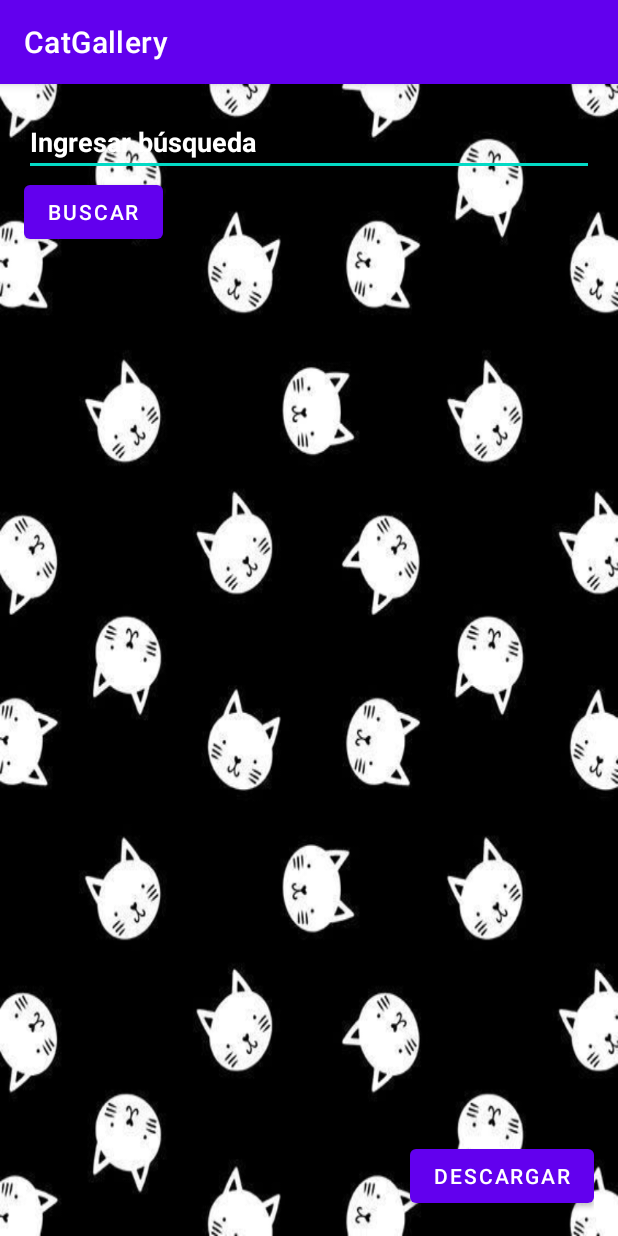
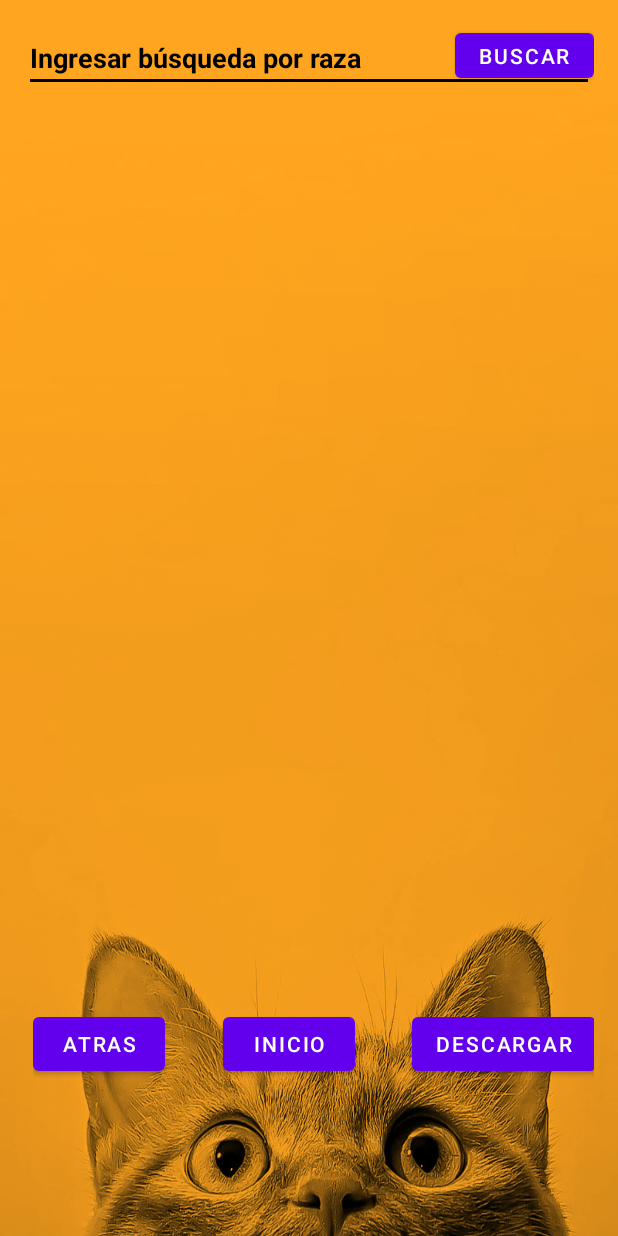
Before and after one commit to JorgeMerep/CatGallery, an Android app: the fragment FullImageFragment placed in its activity, on a phone screen of 412 x 824 dp. Run offline under Robolectric (Android 15) with nearby library versions, the phone set to English and light mode, and no system bars; pictures from the network do not load.

Commit message:
Version Final

```diff
--- a/app/src/main/AndroidManifest.xml
+++ b/app/src/main/AndroidManifest.xml
@@ -10,7 +10,7 @@
         android:allowBackup="true"
         android:dataExtractionRules="@xml/data_extraction_rules"
         android:fullBackupContent="@xml/backup_rules"
-        android:icon="@mipmap/ic_launcher"
+        android:icon="@drawable/ic_launcher_cat"
         android:label="@string/app_name"
         android:supportsRtl="true"
         android:theme="@style/Theme.CatGallery"
--- a/app/src/main/java/com/challenge/catgallery/viewmodel/FullImageFragment.kt
+++ b/app/src/main/java/com/challenge/catgallery/viewmodel/FullImageFragment.kt
@@ -1,7 +1,7 @@
 package com.challenge.catgallery.viewmodel
 
 import android.app.DownloadManager
-import android.content.Context
+import android.content.Intent
 import android.net.Uri
 import android.os.Bundle
 import android.os.Environment
@@ -12,14 +12,18 @@ import android.view.ViewGroup
 import android.widget.Button
 import android.widget.ImageView
 import android.widget.Toast
+import androidx.core.content.ContextCompat
+import androidx.core.view.isVisible
 import com.bumptech.glide.Glide
 import com.challenge.catgallery.R
+import com.challenge.catgallery.MainActivity
 
 class FullImageFragment : Fragment() {
     private lateinit var catImageView: ImageView
     private lateinit var downloadButton: Button
+    private lateinit var backToMainButton: Button
+    private lateinit var backToRecyclerViewButton: Button
     private var imageUrl: String? = null
-
 
     companion object {
         private const val ARG_IMAGE_URL = "image_url"
@@ -42,6 +46,8 @@ class FullImageFragment : Fragment() {
 
         catImageView = view.findViewById(R.id.fullImageView)
         downloadButton = view.findViewById(R.id.downloadButton)
+        backToMainButton = view.findViewById(R.id.backToMainButton)
+        backToRecyclerViewButton = view.findViewById(R.id.backToRecyclerViewButton)
 
         imageUrl = arguments?.getString(ARG_IMAGE_URL)
         imageUrl?.let {
@@ -53,6 +59,24 @@ class FullImageFragment : Fragment() {
         downloadButton.setOnClickListener {
             downloadImage()
         }
+
+        backToMainButton.setOnClickListener {
+            backToMainButton.setOnClickListener {
+                val intent = Intent(requireContext(), MainActivity::class.java)
+                startActivity(intent)
+                requireActivity().finish()
+            }
+        }
+
+        backToRecyclerViewButton.setOnClickListener {
+            requireActivity().supportFragmentManager.popBackStack()
+        }
+
+        val isDownloadButtonVisible = true
+        downloadButton.isVisible = isDownloadButtonVisible
+
+        val isBackToMainButtonVisible = true
+        backToMainButton.isVisible = isBackToMainButtonVisible
 
         return view
     }
@@ -66,8 +90,8 @@ class FullImageFragment : Fragment() {
                 .setDestinationInExternalPublicDir(Environment.DIRECTORY_PICTURES, "CatImages.jpg")
 
             val downloadManager =
-                context.getSystemService(Context.DOWNLOAD_SERVICE) as DownloadManager
-            downloadManager.enqueue(request)
+                ContextCompat.getSystemService(context, DownloadManager::class.java)
+            downloadManager?.enqueue(request)
 
             Toast.makeText(context, "Descargando imagen...", Toast.LENGTH_SHORT).show()
         }
--- a/app/src/main/res/layout/activity_main.xml
+++ b/app/src/main/res/layout/activity_main.xml
@@ -1,31 +1,48 @@
-<RelativeLayout xmlns:android="http://schemas.android.com/apk/res/android"
+<androidx.constraintlayout.widget.ConstraintLayout xmlns:android="http://schemas.android.com/apk/res/android"
+    xmlns:app="http://schemas.android.com/apk/res-auto"
     android:layout_width="match_parent"
     android:layout_height="match_parent"
     android:padding="16dp"
-    android:background="@drawable/background">
+    android:background="@drawable/main_background"
+    android:backgroundTint="@color/background_color"
+    android:backgroundTintMode="multiply">
 
     <EditText
         android:id="@+id/breedEditText"
         android:layout_width="match_parent"
         android:layout_height="wrap_content"
+        android:layout_alignParentStart="true"
+        android:layout_alignParentTop="true"
+        android:layout_alignParentEnd="true"
+        android:backgroundTint="@color/black"
         android:hint="@string/edit_text_tittle"
-        android:textColorHint="#FFFFFF"
-        android:textColor="#FFFFFF"
+        android:maxLines="1"
+        android:singleLine="true"
+        android:textColorHint="@color/black"
         android:textStyle="bold"
-        android:maxLines="1"
-        android:singleLine="true"/>
+        app:layout_constraintEnd_toEndOf="parent"
+        app:layout_constraintStart_toStartOf="parent"
+        app:layout_constraintTop_toTopOf="parent" />
 
     <Button
         android:id="@+id/searchButton"
         android:layout_width="wrap_content"
-        android:layout_height="wrap_content"
-        android:layout_below="@id/breedEditText"
-        android:text="@string/search_btn" />
+        android:layout_height="42dp"
+        android:layout_alignParentEnd="true"
+        android:layout_alignParentBottom="true"
+        android:text="@string/search_btn"
+        app:layout_constraintEnd_toEndOf="parent"
+        app:layout_constraintTop_toTopOf="parent" />
 
     <FrameLayout
         android:id="@+id/fragmentContainer"
-        android:layout_width="match_parent"
-        android:layout_height="match_parent"
-        android:layout_below="@id/searchButton" />
+        android:layout_width="407dp"
+        android:layout_height="672dp"
+        android:layout_below="@id/breedEditText"
+        android:layout_marginTop="48dp"
+        app:layout_constraintEnd_toEndOf="parent"
+        app:layout_constraintHorizontal_bias="0.4"
+        app:layout_constraintStart_toStartOf="parent"
+        app:layout_constraintTop_toTopOf="parent" />
 
-</RelativeLayout>
+</androidx.constraintlayout.widget.ConstraintLayout>
--- a/app/src/main/res/layout/fragment_cat_list.xml
+++ b/app/src/main/res/layout/fragment_cat_list.xml
@@ -3,7 +3,9 @@
     android:layout_width="match_parent"
     android:layout_height="match_parent"
     android:orientation="vertical"
-    tools:context=".viewmodel.CatListFragment">
+    tools:context=".viewmodel.CatListFragment"
+    android:backgroundTint="@color/background_color"
+    android:backgroundTintMode="multiply">
 
     <androidx.recyclerview.widget.RecyclerView
         android:id="@+id/catsRecyclerView"
--- a/app/src/main/res/layout/fragment_full_image.xml
+++ b/app/src/main/res/layout/fragment_full_image.xml
@@ -1,20 +1,49 @@
-<FrameLayout xmlns:android="http://schemas.android.com/apk/res/android"
+<androidx.constraintlayout.widget.ConstraintLayout xmlns:android="http://schemas.android.com/apk/res/android"
+    xmlns:app="http://schemas.android.com/apk/res-auto"
     xmlns:tools="http://schemas.android.com/tools"
     android:layout_width="match_parent"
     android:layout_height="match_parent"
-    tools:context=".viewmodel.FullImageFragment">
+    android:padding="16dp"
+    android:backgroundTint="@color/background_color"
+    android:backgroundTintMode="multiply">
 
     <ImageView
         android:id="@+id/fullImageView"
         android:layout_width="match_parent"
         android:layout_height="match_parent"
-        android:scaleType="centerCrop" />
+        android:scaleType="centerCrop"
+        tools:layout_editor_absoluteX="16dp"
+        tools:layout_editor_absoluteY="16dp" />
 
     <Button
         android:id="@+id/downloadButton"
         android:layout_width="wrap_content"
         android:layout_height="wrap_content"
-        android:layout_gravity="end|bottom"
-        android:text="@string/download_btn" />
+        android:layout_alignParentEnd="true"
+        android:layout_alignParentBottom="true"
+        android:text="@string/download_btn"
+        app:layout_constraintBottom_toBottomOf="parent"
+        app:layout_constraintEnd_toEndOf="@+id/fullImageView" />
 
-</FrameLayout>
+    <Button
+        android:id="@+id/backToMainButton"
+        android:layout_width="wrap_content"
+        android:layout_height="wrap_content"
+        android:layout_alignParentBottom="true"
+        android:layout_centerHorizontal="true"
+        android:text="@string/back_to_main_btn"
+        app:layout_constraintBottom_toBottomOf="@+id/fullImageView"
+        app:layout_constraintEnd_toStartOf="@+id/downloadButton"
+        app:layout_constraintStart_toEndOf="@+id/backToRecyclerViewButton" />
+
+    <Button
+        android:id="@+id/backToRecyclerViewButton"
+        android:layout_width="wrap_content"
+        android:layout_height="wrap_content"
+        android:layout_alignParentBottom="true"
+        android:layout_toStartOf="@id/backToMainButton"
+        android:text="@string/back_to_recyclerview_btn"
+        app:layout_constraintBottom_toBottomOf="@+id/fullImageView"
+        app:layout_constraintStart_toStartOf="parent" />
+
+</androidx.constraintlayout.widget.ConstraintLayout>
--- a/app/src/main/res/layout/item_cat.xml
+++ b/app/src/main/res/layout/item_cat.xml
@@ -3,7 +3,9 @@
     android:layout_width="match_parent"
     android:layout_height="wrap_content"
     android:orientation="vertical"
-    android:padding="8dp">
+    android:padding="8dp"
+    android:backgroundTint="@color/background_color"
+    android:backgroundTintMode="multiply">
 
     <ImageView
         android:id="@+id/catImageView"
--- a/app/src/main/res/values/colors.xml
+++ b/app/src/main/res/values/colors.xml
@@ -7,4 +7,6 @@
     <color name="teal_700">#FF018786</color>
     <color name="black">#FF000000</color>
     <color name="white">#FFFFFFFF</color>
+    <color name="background_color">#FFA51F</color>
+
 </resources>
--- a/app/src/main/res/values/strings.xml
+++ b/app/src/main/res/values/strings.xml
@@ -4,8 +4,12 @@
     //Download Button
     <string name="download_btn">Descargar</string>
     //Edit Text
-    <string name="edit_text_tittle">Ingresar búsqueda</string>
+    <string name="edit_text_tittle">Ingresar búsqueda por raza</string>
     //Search Button
     <string name="search_btn">Buscar</string>
+    //Return Button
+    <string name="back_to_main_btn">Inicio</string>
+    //Back Button
+    <string name="back_to_recyclerview_btn">Atras</string>
 
 </resources>
--- a/app/src/main/res/values/themes.xml
+++ b/app/src/main/res/values/themes.xml
@@ -1,6 +1,6 @@
 <resources xmlns:tools="http://schemas.android.com/tools">
     <!-- Base application theme. -->
-    <style name="Theme.CatGallery" parent="Theme.MaterialComponents.DayNight.DarkActionBar">
+    <style name="Theme.CatGallery" parent="Theme.MaterialComponents.DayNight.NoActionBar">
         <!-- Primary brand color. -->
         <item name="colorPrimary">@color/purple_500</item>
         <item name="colorPrimaryVariant">@color/purple_700</item>
```
Also changed, not shown: app/src/main/java/com/challenge/catgallery/MainActivity.kt (line endings or trailing spaces), app/src/main/res/drawable/background.png (deleted), app/src/main/res/drawable/main_background.png (added).
